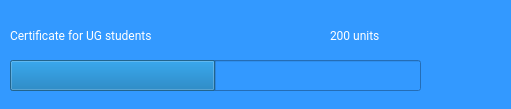
Above: print_queue_item.ui from WhiteW0lf00/supreme_ulterior_interior before the change. Below: the same form after it.
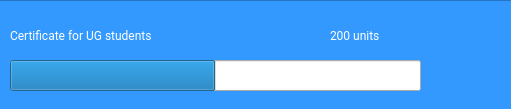
That is the form after the change. Icons and pictures are not drawn.

What changed in the file:
```diff
--- a/print_queue_item.ui
+++ b/print_queue_item.ui
@@ -20,7 +20,7 @@
    <string>Form</string>
   </property>
   <property name="styleSheet">
-   <string notr="true">background-color:#3399ff;</string>
+   <string notr="true"/>
   </property>
   <widget class="QLabel" name="countLabel">
    <property name="geometry">
@@ -120,6 +120,30 @@
     <string>%p%</string>
    </property>
   </widget>
+  <widget class="QFrame" name="frame">
+   <property name="geometry">
+    <rect>
+     <x>-4</x>
+     <y>0</y>
+     <width>518</width>
+     <height>110</height>
+    </rect>
+   </property>
+   <property name="styleSheet">
+    <string notr="true">background-color: #3399ff</string>
+   </property>
+   <property name="frameShape">
+    <enum>QFrame::StyledPanel</enum>
+   </property>
+   <property name="frameShadow">
+    <enum>QFrame::Raised</enum>
+   </property>
+  </widget>
+  <zorder>frame</zorder>
+  <zorder>countLabel</zorder>
+  <zorder>certificateLabel</zorder>
+  <zorder>downloadButton</zorder>
+  <zorder>progressBar</zorder>
  </widget>
  <resources/>
  <connections/>
```
